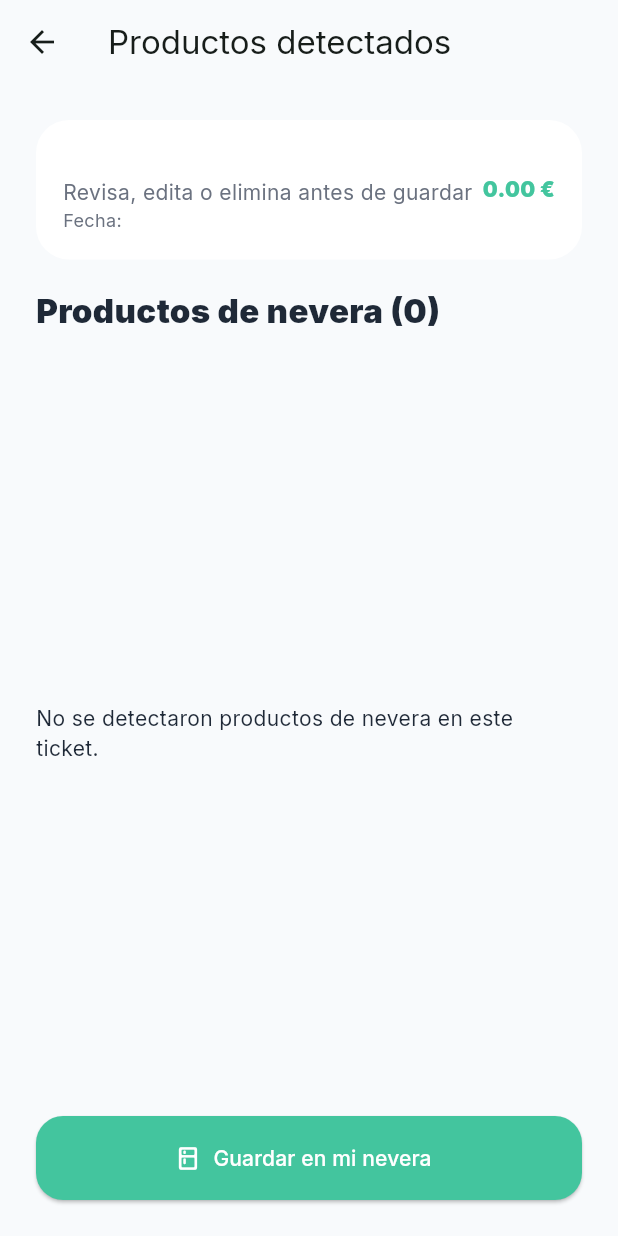
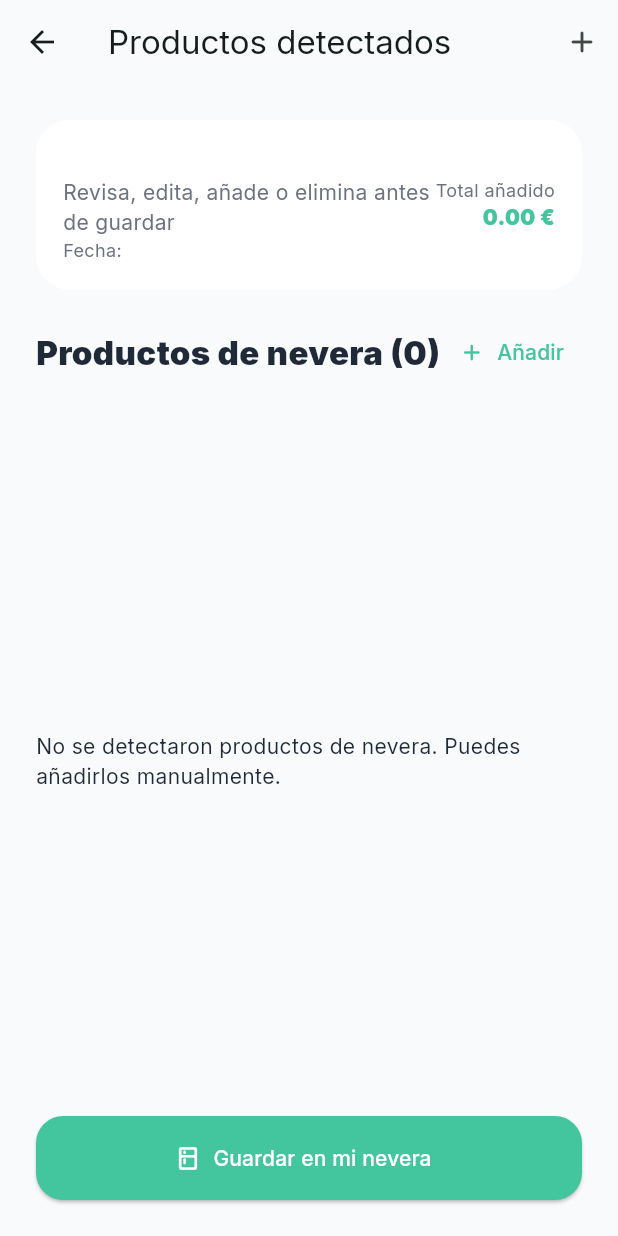
Before and after one commit to Danielmm2001/FrigoCheck-, a Flutter app: the DetectedProductsScreen screen opened directly with empty values, on a phone screen of 412 x 824 dp. Run offline on Flutter 3.47's test engine with Material 3 defaults, Android fonts, the phone set to English and light mode, and no system bars; our stand-ins replace google_fonts, image_picker.

Commit message:
Add manual product creation and selected products total

```diff
--- a/app/lib/features/scan/detected_products_screen.dart
+++ b/app/lib/features/scan/detected_products_screen.dart
@@ -23,6 +23,10 @@ class _DetectedProductsScreenState extends State<DetectedProductsScreen> {
   void initState() {
     super.initState();
     _products = List<DetectedProductModel>.from(widget.analysis.products);
+  }
+
+  double get _selectedProductsTotal {
+    return _products.fold<double>(0, (total, product) => total + (product.price ?? 0));
   }
 
   Future<void> _saveProducts() async {
@@ -54,19 +58,44 @@ class _DetectedProductsScreenState extends State<DetectedProductsScreen> {
     }
   }
 
+  Future<void> _addProduct() async {
+    final newProduct = const DetectedProductModel(
+      name: 'Nuevo producto',
+      category: 'other_refrigerated',
+      quantity: 1,
+      unit: 'ud',
+      storageLocation: 'fridge',
+      estimatedExpiryDays: 3,
+      expiryConfidence: 'medium',
+      confidence: 'manual',
+    );
+
+    final edited = await _showProductDialog(newProduct, title: 'Añadir producto');
+    if (edited != null) {
+      setState(() => _products.add(edited));
+    }
+  }
+
   Future<void> _editProduct(int index) async {
-    final product = _products[index];
+    final updated = await _showProductDialog(_products[index], title: 'Editar producto');
+    if (updated != null) {
+      setState(() => _products[index] = updated);
+    }
+  }
+
+  Future<DetectedProductModel?> _showProductDialog(DetectedProductModel product, {required String title}) async {
     final nameController = TextEditingController(text: product.name);
     final quantityController = TextEditingController(text: product.quantity.toString());
     final expiryController = TextEditingController(text: product.estimatedExpiryDays?.toString() ?? '');
+    final priceController = TextEditingController(text: product.price?.toStringAsFixed(2) ?? '');
 
-    final updated = await showDialog<DetectedProductModel>(
+    return showDialog<DetectedProductModel>(
       context: context,
       builder: (context) {
         String category = product.category;
         String storage = product.storageLocation;
         return AlertDialog(
-          title: const Text('Editar producto'),
+          title: Text(title),
           content: SingleChildScrollView(
             child: Column(
               mainAxisSize: MainAxisSize.min,
@@ -86,6 +115,12 @@ class _DetectedProductsScreenState extends State<DetectedProductsScreen> {
                   controller: expiryController,
                   keyboardType: TextInputType.number,
                   decoration: const InputDecoration(labelText: 'Días hasta caducar'),
+                ),
+                const SizedBox(height: 12),
+                TextField(
+                  controller: priceController,
+                  keyboardType: TextInputType.number,
+                  decoration: const InputDecoration(labelText: 'Precio del producto añadido (€)'),
                 ),
                 const SizedBox(height: 12),
                 DropdownButtonFormField<String>(
@@ -127,13 +162,17 @@ class _DetectedProductsScreenState extends State<DetectedProductsScreen> {
               onPressed: () {
                 final quantity = double.tryParse(quantityController.text.replaceAll(',', '.')) ?? product.quantity;
                 final expiryDays = int.tryParse(expiryController.text);
+                final price = double.tryParse(priceController.text.replaceAll(',', '.'));
+                final name = nameController.text.trim();
                 Navigator.of(context).pop(
                   product.copyWith(
-                    name: nameController.text.trim().isEmpty ? product.name : nameController.text.trim(),
+                    name: name.isEmpty ? product.name : name,
                     quantity: quantity,
                     category: category,
                     storageLocation: storage,
                     estimatedExpiryDays: expiryDays,
+                    price: price,
+                    confidence: product.confidence == 'manual' ? 'manual' : product.confidence,
                   ),
                 );
               },
@@ -143,10 +182,6 @@ class _DetectedProductsScreenState extends State<DetectedProductsScreen> {
         );
       },
     );
-
-    if (updated != null) {
-      setState(() => _products[index] = updated);
-    }
   }
 
   void _removeProduct(int index) {
@@ -156,10 +191,19 @@ class _DetectedProductsScreenState extends State<DetectedProductsScreen> {
   @override
   Widget build(BuildContext context) {
     final storeName = widget.analysis.store.name ?? 'Ticket detectado';
-    final total = widget.analysis.store.totalAmount;
+    final selectedTotal = _selectedProductsTotal;
 
     return Scaffold(
-      appBar: AppBar(title: const Text('Productos detectados')),
+      appBar: AppBar(
+        title: const Text('Productos detectados'),
+        actions: [
+          IconButton(
+            onPressed: _addProduct,
+            icon: const Icon(Icons.add_rounded),
+            tooltip: 'Añadir producto',
+          ),
+        ],
+      ),
       body: Padding(
         padding: const EdgeInsets.all(24),
         child: Column(
@@ -176,19 +220,34 @@ class _DetectedProductsScreenState extends State<DetectedProductsScreen> {
                       crossAxisAlignment: CrossAxisAlignment.start,
                       children: [
                         Text(storeName, style: const TextStyle(fontWeight: FontWeight.w900)),
-                        const Text('Revisa, edita o elimina antes de guardar', style: TextStyle(color: AppColors.textSecondary)),
+                        const Text('Revisa, edita, añade o elimina antes de guardar', style: TextStyle(color: AppColors.textSecondary)),
                         if (widget.analysis.store.purchaseDate != null)
                           Text('Fecha: ${widget.analysis.store.purchaseDate}', style: const TextStyle(color: AppColors.textSecondary, fontSize: 12)),
                       ],
                     ),
                   ),
-                  if (total != null)
-                    Text('${total.toStringAsFixed(2)} €', style: const TextStyle(fontWeight: FontWeight.w900, color: AppColors.primary)),
+                  Column(
+                    crossAxisAlignment: CrossAxisAlignment.end,
+                    children: [
+                      const Text('Total añadido', style: TextStyle(color: AppColors.textSecondary, fontSize: 12)),
+                      Text('${selectedTotal.toStringAsFixed(2)} €', style: const TextStyle(fontWeight: FontWeight.w900, color: AppColors.primary)),
+                    ],
+                  ),
                 ],
               ),
             ),
             const SizedBox(height: 18),
-            Text('Productos de nevera (${_products.length})', style: const TextStyle(fontSize: 22, fontWeight: FontWeight.w900)),
+            Row(
+              mainAxisAlignment: MainAxisAlignment.spaceBetween,
+              children: [
+                Text('Productos de nevera (${_products.length})', style: const TextStyle(fontSize: 22, fontWeight: FontWeight.w900)),
+                TextButton.icon(
+                  onPressed: _addProduct,
+                  icon: const Icon(Icons.add_rounded),
+                  label: const Text('Añadir'),
+                ),
+              ],
+            ),
             const SizedBox(height: 12),
             if (widget.analysis.warnings.isNotEmpty)
               Container(
@@ -206,7 +265,7 @@ class _DetectedProductsScreenState extends State<DetectedProductsScreen> {
               ),
             Expanded(
               child: _products.isEmpty
-                  ? const Center(child: Text('No se detectaron productos de nevera en este ticket.'))
+                  ? const Center(child: Text('No se detectaron productos de nevera. Puedes añadirlos manualmente.'))
                   : ListView.separated(
                       itemCount: _products.length,
                       separatorBuilder: (_, __) => const SizedBox(height: 10),
@@ -231,6 +290,7 @@ class _DetectedProductsScreenState extends State<DetectedProductsScreen> {
                                   children: [
                                     Text(item.name, style: const TextStyle(fontWeight: FontWeight.w800)),
                                     Text('${item.quantityLabel} · ${_storageLabel(item.storageLocation)}', style: const TextStyle(color: AppColors.textSecondary)),
+                                    Text(item.priceLabel, style: const TextStyle(color: AppColors.primary, fontWeight: FontWeight.w700, fontSize: 12)),
                                     if (item.normalizedName != null && item.normalizedName != item.name)
                                       Text(item.normalizedName!, style: const TextStyle(color: AppColors.textSecondary, fontSize: 12)),
                                   ],
```
